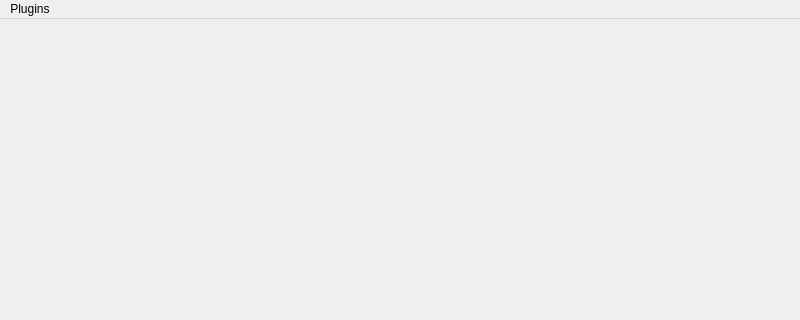
First picture: the form in samples/extensibleUIs/ExtensibleUIs.ui, repository coral-framework/coral-qt, before the edit; both pictures show x 0 to 800 and y 0 to 320 of the 800 by 600 pixel window.
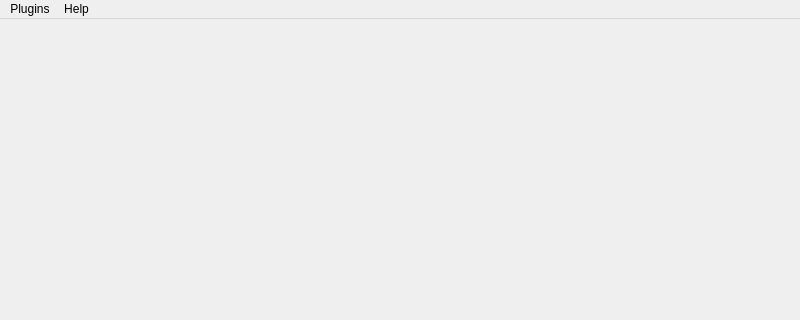
Second picture: the form after the edit. Icons and pictures are not drawn.

Diff of the .ui file:
```diff
--- a/samples/extensibleUIs/ExtensibleUIs.ui
+++ b/samples/extensibleUIs/ExtensibleUIs.ui
@@ -28,7 +28,14 @@
      <string>Plugins</string>
     </property>
    </widget>
+   <widget class="QMenu" name="menuHelp">
+    <property name="title">
+     <string>Help</string>
+    </property>
+    <addaction name="actionExtendingUI"/>
+   </widget>
    <addaction name="menuPlugins"/>
+   <addaction name="menuHelp"/>
   </widget>
   <widget class="QStatusBar" name="statusbar"/>
  </widget>
```
Left out of the diff: 11 changed lines with no effect on the pictures.
